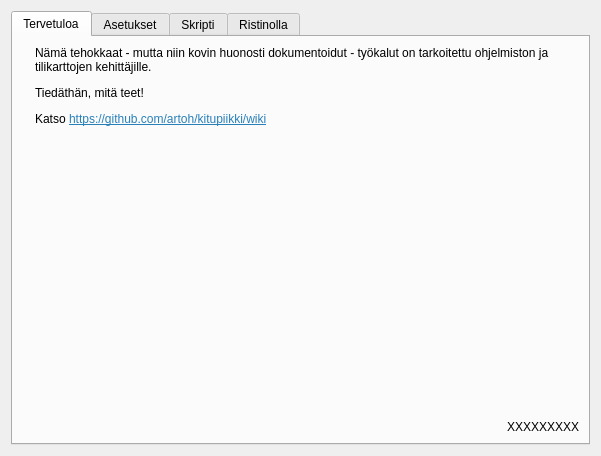
The window that kitupiikki/tools/devtool.ui (artoh/kitupiikki) describes before a commit, drawn with Qt 5.
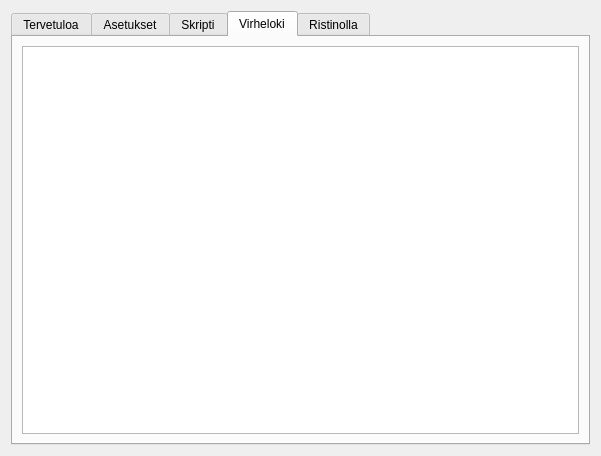
The same window after the commit. The open tabs and pages were chosen to show the change. Icons and pictures are not drawn.

Diff of the .ui file:
```diff
--- a/kitupiikki/tools/devtool.ui
+++ b/kitupiikki/tools/devtool.ui
@@ -235,6 +235,20 @@
        </item>
       </layout>
      </widget>
+     <widget class="QWidget" name="tab_2">
+      <attribute name="icon">
+       <iconset resource="../pic/pic.qrc">
+        <normaloff>:/pic/bug.png</normaloff>:/pic/bug.png</iconset>
+      </attribute>
+      <attribute name="title">
+       <string>Virheloki</string>
+      </attribute>
+      <layout class="QVBoxLayout" name="verticalLayout_5">
+       <item>
+        <widget class="QTextBrowser" name="lokiBrowser"/>
+       </item>
+      </layout>
+     </widget>
      <widget class="QWidget" name="tab">
       <attribute name="icon">
        <iconset resource="../pic/pic.qrc">
```
Left out of the diff: 2 changed lines with no effect on the pictures.
